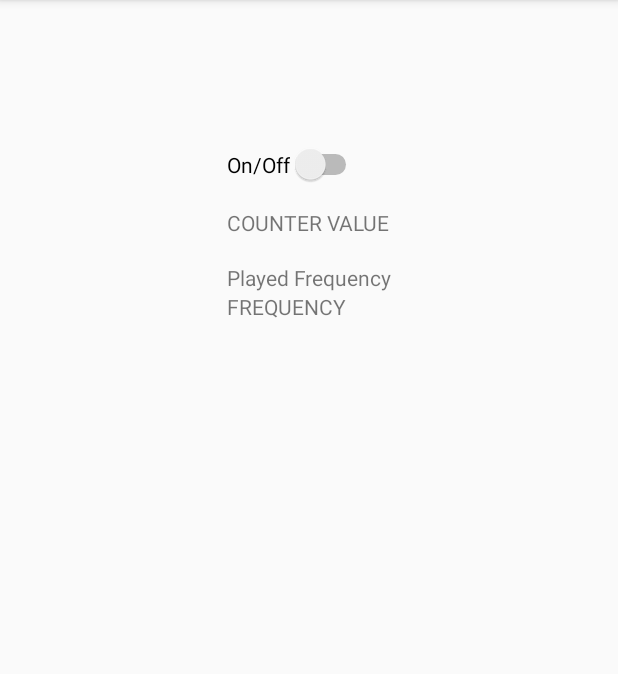
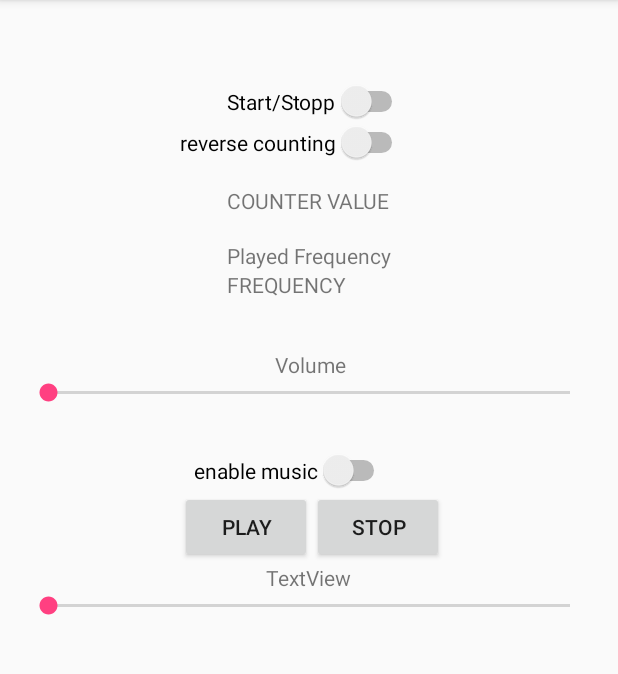
Before and after one commit to danielkann/LAB4_Homework, an Android app: the screen it shows after launch (MainActivity), on a phone screen of 412 x 824 dp, the part 84-758 px from its top. Run offline under Robolectric (Android 15) with nearby library versions, the light colour scheme and no system bars; libraries missing offline, so code that uses them is left out: org.puredata.android, org.puredata.core; 11 statements that could not run were skipped.

Commit message:
Music playback still doesn't work

```diff
--- a/app/src/main/java/com/csis/lab04/MainActivity.java
+++ b/app/src/main/java/com/csis/lab04/MainActivity.java
@@ -38,22 +38,117 @@ public class MainActivity extends AppCompatActivity {
     TextView myCounter;
     TextView myFrequency;
 
+    private SeekBar slider1;
+    float slider1Value = 0.0f;
+
+    private SeekBar slider2;
+    float slider2Value = 0.0f;
+
     @Override
     protected void onCreate(Bundle savedInstanceState) {
         super.onCreate(savedInstanceState);//Mandatory
         setContentView(R.layout.activity_main);//Mandatory
 
 
+
         myCounter = (TextView) findViewById(R.id.counter);
         myFrequency = (TextView) findViewById(R.id.frequency);
+
+        Button playButton = (Button) findViewById(R.id.playButton); //findViewById uses the ids you specified in the xml!
+        Button stopButton = (Button) findViewById(R.id.stopButton);
+
         Switch onOffSwitch = (Switch) findViewById(R.id.onOffSwitch);//declared the switch here pointing to id onOffSwitch
+        Switch reverseSwitch = (Switch) findViewById(R.id.reverseSwitch);
+        Switch songOnOff = (Switch) findViewById(R.id.songOnOff);
 
-        //Check to see if switch1 value changes
+        slider1 = (SeekBar) findViewById(R.id.slider1);
+        slider2 = (SeekBar) findViewById(R.id.slider2);
+
+
+        //Check to see if onOffSwitch value changes
         onOffSwitch.setOnCheckedChangeListener(new CompoundButton.OnCheckedChangeListener() {
             @Override
             public void onCheckedChanged(CompoundButton buttonView, boolean isChecked) {
                 float val = (isChecked) ?  1.0f : 0.0f; // value = (get value of isChecked, if true val = 1.0f, if false val = 0.0f)
                 sendFloatPD("onOff", val); //send value to patch, receiveEvent names onOff
+
+            }
+        });
+
+        //Check to see if songOnOff value changes
+        songOnOff.setOnCheckedChangeListener(new CompoundButton.OnCheckedChangeListener() {
+            @Override
+            public void onCheckedChanged(CompoundButton buttonView, boolean isChecked) {
+                float val = (isChecked) ?  1.0f : 0.0f; // value = (get value of isChecked, if true val = 1.0f, if false val = 0.0f)
+                sendFloatPD("songOnOff", val); //send value to patch, receiveEvent names onOff
+
+            }
+        });
+
+        //Check to see if reverseSwitch value changes
+        reverseSwitch.setOnCheckedChangeListener(new CompoundButton.OnCheckedChangeListener() {
+            @Override
+            public void onCheckedChanged(CompoundButton buttonView, boolean isChecked) {
+                float val = (isChecked) ?  1.0f : 0.0f; // value = (get value of isChecked, if true val = 1.0f, if false val = 0.0f)
+                sendFloatPD("reverse", val); //send value to patch, receiveEvent names onOff
+
+            }
+        });
+
+        //<------playButton CLICK LISTENER--------------->
+        playButton.setOnClickListener(new View.OnClickListener() {
+            @Override
+            public void onClick(View view) {
+
+                sendBangPD("play");
+
+            }
+        });
+
+        //<------stopButton CLICK LISTENER--------------->
+        stopButton.setOnClickListener(new View.OnClickListener() {
+            @Override
+            public void onClick(View view) {
+
+                sendBangPD("stop");
+
+            }
+        });
+
+        //<--------SLIDER 1 LISTENER------------>
+        slider1.setOnSeekBarChangeListener(new SeekBar.OnSeekBarChangeListener() {
+            @Override
+            public void onProgressChanged(SeekBar seekBar, int progress, boolean fromUser) {
+                slider1Value = progress / 100.0f;
+                sendFloatPD("slider1", slider1Value);
+            }
+
+            @Override
+            public void onStartTrackingTouch(SeekBar seekBar) {
+
+            }
+
+            @Override
+            public void onStopTrackingTouch(SeekBar seekBar) {
+
+            }
+        });
+
+        //<--------SLIDER 2 LISTENER------------>
+        slider2.setOnSeekBarChangeListener(new SeekBar.OnSeekBarChangeListener() {
+            @Override
+            public void onProgressChanged(SeekBar seekBar, int progress, boolean fromUser) {
+                slider2Value = progress / 100.0f;
+                sendFloatPD("slider1", slider2Value);
+            }
+
+            @Override
+            public void onStartTrackingTouch(SeekBar seekBar) {
+
+            }
+
+            @Override
+            public void onStopTrackingTouch(SeekBar seekBar) {
 
             }
         });
@@ -108,6 +203,8 @@ public class MainActivity extends AppCompatActivity {
 
         }
     }
+
+
 
     //Listener receiver1
     private PdReceiver receiver1 = new PdReceiver() {
--- a/app/src/main/res/layout/activity_main.xml
+++ b/app/src/main/res/layout/activity_main.xml
@@ -11,15 +11,6 @@
     tools:context="com.csis.lab04.MainActivity">
 
 
-    <Switch
-        android:text="On/Off"
-        android:layout_width="wrap_content"
-        android:layout_height="wrap_content"
-        android:layout_alignParentTop="true"
-        android:layout_alignStart="@+id/counter"
-        android:layout_marginTop="80dp"
-        android:id="@+id/onOffSwitch" />
-
     <TextView
         android:text="Played Frequency"
         android:layout_width="wrap_content"
@@ -30,15 +21,6 @@
         android:layout_marginTop="17dp" />
 
     <TextView
-        android:layout_width="wrap_content"
-        android:layout_height="wrap_content"
-        android:text="COUNTER VALUE"
-        android:id="@+id/counter"
-        android:layout_below="@+id/onOffSwitch"
-        android:layout_centerHorizontal="true"
-        android:layout_marginTop="15dp" />
-
-    <TextView
         android:text="FREQUENCY"
         android:layout_width="wrap_content"
         android:layout_height="wrap_content"
@@ -46,4 +28,89 @@
         android:layout_alignStart="@+id/textView"
         android:id="@+id/frequency" />
 
+    <Switch
+        android:text="reverse counting"
+        android:layout_width="wrap_content"
+        android:layout_height="wrap_content"
+        android:layout_below="@+id/onOffSwitch"
+        android:layout_alignEnd="@+id/onOffSwitch"
+        android:id="@+id/reverseSwitch" />
+
+    <TextView
+        android:layout_width="wrap_content"
+        android:layout_height="wrap_content"
+        android:text="COUNTER VALUE"
+        android:id="@+id/counter"
+        android:layout_marginTop="15dp"
+        android:layout_below="@+id/reverseSwitch"
+        android:layout_centerHorizontal="true" />
+
+    <Switch
+        android:text="Start/Stopp"
+        android:layout_width="wrap_content"
+        android:layout_height="wrap_content"
+        android:layout_marginTop="38dp"
+        android:id="@+id/onOffSwitch"
+        android:layout_alignParentTop="true"
+        android:layout_alignStart="@+id/counter" />
+
+    <TextView
+        android:text="Volume"
+        android:layout_width="wrap_content"
+        android:layout_height="wrap_content"
+        android:id="@+id/textView2"
+        android:layout_below="@+id/frequency"
+        android:layout_alignEnd="@+id/frequency"
+        android:layout_marginTop="34dp" />
+
+    <Button
+        android:text="Stop"
+        android:layout_width="wrap_content"
+        android:layout_height="wrap_content"
+        android:layout_below="@+id/songOnOff"
+        android:layout_toEndOf="@+id/playButton"
+        android:id="@+id/stopButton" />
+
+    <TextView
+        android:text="TextView"
+        android:layout_width="wrap_content"
+        android:layout_height="wrap_content"
+        android:layout_below="@+id/playButton"
+        android:layout_centerHorizontal="true"
+        android:id="@+id/textView4" />
+
+    <SeekBar
+        android:layout_width="wrap_content"
+        android:layout_height="wrap_content"
+        android:layout_below="@+id/textView4"
+        android:layout_alignParentStart="true"
+        android:id="@+id/slider2"
+        android:layout_alignParentEnd="true"
+        android:max="100" />
+
+    <SeekBar
+        android:layout_width="wrap_content"
+        android:layout_height="wrap_content"
+        android:id="@+id/slider1"
+        android:layout_below="@+id/textView2"
+        android:layout_alignParentStart="true"
+        android:layout_alignParentEnd="true" />
+
+    <Switch
+        android:text="enable music"
+        android:layout_width="wrap_content"
+        android:layout_height="wrap_content"
+        android:layout_marginTop="29dp"
+        android:id="@+id/songOnOff"
+        android:layout_below="@+id/slider1"
+        android:layout_alignEnd="@+id/counter" />
+
+    <Button
+        android:text="Play"
+        android:layout_width="wrap_content"
+        android:layout_height="wrap_content"
+        android:id="@+id/playButton"
+        android:layout_below="@+id/songOnOff"
+        android:layout_alignStart="@+id/reverseSwitch" />
+
 </RelativeLayout>
```
Also changed, not shown: 5 other files.
